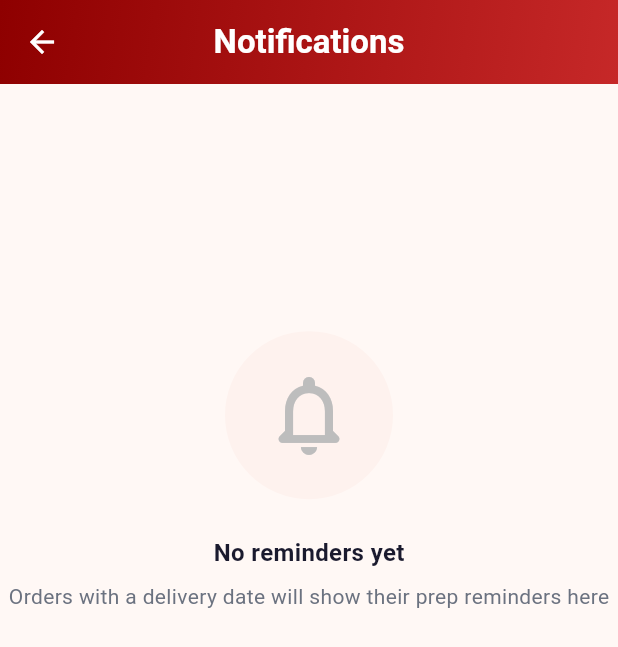
After one commit to zaheerabbasdev/Zubair-Tailor-, a Flutter app: the NotificationsScreen screen opened directly, on a phone screen of 412 x 824 dp. The commit adds this screen. Shown: the top 647 px of the screen. Run offline on Flutter 3.47's test engine with Material 3 defaults, Android fonts, the phone set to English and light mode, and no system bars; our stand-ins replace csv, flutter_local_notifications, flutter_secure_storage, google_sign_in, image_picker, pdf and 6 more; missing offline and left inert: extension_google_sign_in_as_googleapis_auth, googleapis; accounts and stored records are empty.

Commit message:
add notification tab

```diff
--- a/mobile_app/lib/l10n/app_en.arb
+++ b/mobile_app/lib/l10n/app_en.arb
@@ -245,5 +245,14 @@
   "invalidUnlockCode": "Invalid unlock code",
   "licenseActivatedSuccess": "App activated successfully!",
   "trialExpiredTitle": "Trial Expired",
-  "trialExpiredMessage": "Your free trial has ended. Enter your unlock code to keep using the app."
+  "trialExpiredMessage": "Your free trial has ended. Enter your unlock code to keep using the app.",
+
+  "notifications": "Notifications",
+  "noNotifications": "No reminders yet",
+  "notificationsWillShow": "Orders with a delivery date will show their prep reminders here",
+  "reminderSent": "Reminder sent",
+  "reminderScheduledFor": "Reminder scheduled for {date}, 9:00 AM",
+  "@reminderScheduledFor": {
+    "placeholders": { "date": { "type": "String" } }
+  }
 }
--- a/mobile_app/lib/l10n/app_localizations.dart
+++ b/mobile_app/lib/l10n/app_localizations.dart
@@ -1381,6 +1381,36 @@ abstract class AppLocalizations {
   /// In en, this message translates to:
   /// **'Your free trial has ended. Enter your unlock code to keep using the app.'**
   String get trialExpiredMessage;
+
+  /// No description provided for @notifications.
+  ///
+  /// In en, this message translates to:
+  /// **'Notifications'**
+  String get notifications;
+
+  /// No description provided for @noNotifications.
+  ///
+  /// In en, this message translates to:
+  /// **'No reminders yet'**
+  String get noNotifications;
+
+  /// No description provided for @notificationsWillShow.
+  ///
+  /// In en, this message translates to:
+  /// **'Orders with a delivery date will show their prep reminders here'**
+  String get notificationsWillShow;
+
+  /// No description provided for @reminderSent.
+  ///
+  /// In en, this message translates to:
+  /// **'Reminder sent'**
+  String get reminderSent;
+
+  /// No description provided for @reminderScheduledFor.
+  ///
+  /// In en, this message translates to:
+  /// **'Reminder scheduled for {date}, 9:00 AM'**
+  String reminderScheduledFor(String date);
 }
 
 class _AppLocalizationsDelegate
--- a/mobile_app/lib/l10n/app_localizations_en.dart
+++ b/mobile_app/lib/l10n/app_localizations_en.dart
@@ -668,4 +668,22 @@ class AppLocalizationsEn extends AppLocalizations {
   @override
   String get trialExpiredMessage =>
       'Your free trial has ended. Enter your unlock code to keep using the app.';
+
+  @override
+  String get notifications => 'Notifications';
+
+  @override
+  String get noNotifications => 'No reminders yet';
+
+  @override
+  String get notificationsWillShow =>
+      'Orders with a delivery date will show their prep reminders here';
+
+  @override
+  String get reminderSent => 'Reminder sent';
+
+  @override
+  String reminderScheduledFor(String date) {
+    return 'Reminder scheduled for $date, 9:00 AM';
+  }
 }
--- a/mobile_app/lib/l10n/app_localizations_ur.dart
+++ b/mobile_app/lib/l10n/app_localizations_ur.dart
@@ -670,4 +670,22 @@ class AppLocalizationsUr extends AppLocalizations {
   @override
   String get trialExpiredMessage =>
       'آپ کا مفت ٹرائل ختم ہو گیا ہے۔ ایپ استعمال جاری رکھنے کے لیے اپنا ان لاک کوڈ درج کریں۔';
+
+  @override
+  String get notifications => 'اطلاعات';
+
+  @override
+  String get noNotifications => 'ابھی تک کوئی یاد دہانی نہیں';
+
+  @override
+  String get notificationsWillShow =>
+      'ترسیل کی تاریخ والے آرڈرز کی تیاری کی یاد دہانی یہاں ظاہر ہوگی';
+
+  @override
+  String get reminderSent => 'یاد دہانی بھیج دی گئی';
+
+  @override
+  String reminderScheduledFor(String date) {
+    return 'یاد دہانی $date کو صبح 9:00 بجے مقرر ہے';
+  }
 }
--- a/mobile_app/lib/l10n/app_ur.arb
+++ b/mobile_app/lib/l10n/app_ur.arb
@@ -227,5 +227,11 @@
   "invalidUnlockCode": "غلط ان لاک کوڈ",
   "licenseActivatedSuccess": "ایپ کامیابی سے فعال ہو گئی!",
   "trialExpiredTitle": "ٹرائل ختم ہو گیا",
-  "trialExpiredMessage": "آپ کا مفت ٹرائل ختم ہو گیا ہے۔ ایپ استعمال جاری رکھنے کے لیے اپنا ان لاک کوڈ درج کریں۔"
+  "trialExpiredMessage": "آپ کا مفت ٹرائل ختم ہو گیا ہے۔ ایپ استعمال جاری رکھنے کے لیے اپنا ان لاک کوڈ درج کریں۔",
+
+  "notifications": "اطلاعات",
+  "noNotifications": "ابھی تک کوئی یاد دہانی نہیں",
+  "notificationsWillShow": "ترسیل کی تاریخ والے آرڈرز کی تیاری کی یاد دہانی یہاں ظاہر ہوگی",
+  "reminderSent": "یاد دہانی بھیج دی گئی",
+  "reminderScheduledFor": "یاد دہانی {date} کو صبح 9:00 بجے مقرر ہے"
 }
--- /dev/null
+++ b/mobile_app/lib/screens/notifications_screen.dart
@@ -0,0 +1,185 @@
+import 'package:flutter/material.dart';
+import 'package:provider/provider.dart';
+import '../l10n/app_localizations.dart';
+import '../models/order.dart';
+import '../providers/theme_provider.dart';
+import '../repositories/order_repository.dart';
+import 'order_form_screen.dart';
+import '../utils/app_colors.dart';
+
+class NotificationsScreen extends StatefulWidget {
+  const NotificationsScreen({super.key});
+
+  @override
+  State<NotificationsScreen> createState() => _NotificationsScreenState();
+}
+
+class _NotificationsScreenState extends State<NotificationsScreen> {
+  final OrderRepository _orderRepository = OrderRepository();
+  List<Order> _orders = [];
+  bool _isLoading = true;
+
+  @override
+  void initState() {
+    super.initState();
+    _fetchOrders();
+  }
+
+  DateTime _reminderTime(Order o) {
+    final d = o.deliveryDate!.subtract(const Duration(days: 1));
+    return DateTime(d.year, d.month, d.day, 9, 0);
+  }
+
+  Future<void> _fetchOrders() async {
+    try {
+      final data = await _orderRepository.getAll();
+      final relevant = data.where((o) => o.deliveryDate != null && o.status != 'Delivered').toList()
+        ..sort((a, b) => _reminderTime(a).compareTo(_reminderTime(b)));
+      if (mounted) {
+        setState(() {
+          _orders = relevant;
+          _isLoading = false;
+        });
+      }
+    } catch (e) {
+      if (mounted) {
+        setState(() {
+          _isLoading = false;
+        });
+      }
+    }
+  }
+
+  @override
+  Widget build(BuildContext context) {
+    AppColors.dark = context.watch<ThemeProvider>().isDark;
+    final l10n = AppLocalizations.of(context)!;
+    return Scaffold(
+      backgroundColor: AppColors.background,
+      appBar: AppBar(
+        flexibleSpace: Container(
+          decoration: const BoxDecoration(gradient: AppColors.primaryGradient),
+        ),
+        title: Text(l10n.notifications, style: const TextStyle(fontWeight: FontWeight.bold, color: Colors.white)),
+        iconTheme: const IconThemeData(color: Colors.white),
+      ),
+      body: _isLoading
+          ? const Center(child: CircularProgressIndicator())
+          : RefreshIndicator(
+              onRefresh: _fetchOrders,
+              child: _orders.isEmpty
+                  ? _buildEmptyState(l10n)
+                  : ListView.builder(
+                      padding: const EdgeInsets.all(16),
+                      itemCount: _orders.length,
+                      itemBuilder: (context, index) => _buildReminderCard(_orders[index], l10n),
+                    ),
+            ),
+    );
+  }
+
+  Widget _buildEmptyState(AppLocalizations l10n) {
+    return ListView(
+      physics: const AlwaysScrollableScrollPhysics(),
+      children: [
+        SizedBox(height: MediaQuery.of(context).size.height * 0.2),
+        Center(
+          child: Column(
+            children: [
+              Container(
+                padding: const EdgeInsets.all(24),
+                decoration: BoxDecoration(color: AppColors.surfaceVariant, shape: BoxShape.circle),
+                child: Icon(Icons.notifications_none_rounded, size: 64, color: AppColors.iconMuted),
+              ),
+              const SizedBox(height: 24),
+              Text(
+                l10n.noNotifications,
+                style: TextStyle(fontSize: 16, fontWeight: FontWeight.bold, color: AppColors.textDark),
+              ),
+              const SizedBox(height: 8),
+              Text(
+                l10n.notificationsWillShow,
+                style: TextStyle(fontSize: 14, color: AppColors.textMedium),
+              ),
+            ],
+          ),
+        ),
+      ],
+    );
+  }
+
+  Widget _buildReminderCard(Order o, AppLocalizations l10n) {
+    final reminderTime = _reminderTime(o);
+    final sent = reminderTime.isBefore(DateTime.now());
+    final accentColor = sent ? AppColors.textMedium : AppColors.accent;
+
+    return Container(
+      margin: const EdgeInsets.only(bottom: 16),
+      decoration: BoxDecoration(
+        color: AppColors.surfaceCard,
+        borderRadius: BorderRadius.circular(20),
+        boxShadow: AppColors.cardShadow,
+        border: Border.all(color: AppColors.divider, width: 1),
+      ),
+      child: ClipRRect(
+        borderRadius: BorderRadius.circular(20),
+        child: InkWell(
+          onTap: () => Navigator.push(
+            context,
+            MaterialPageRoute(builder: (_) => OrderFormScreen(order: o)),
+          ).then((_) => _fetchOrders()),
+          child: Container(
+            decoration: BoxDecoration(
+              border: Border(left: BorderSide(color: accentColor, width: 5)),
+            ),
+            padding: const EdgeInsets.all(16),
+            child: Row(
+              crossAxisAlignment: CrossAxisAlignment.start,
+              children: [
+                Container(
+                  padding: const EdgeInsets.all(10),
+                  decoration: BoxDecoration(
+                    color: accentColor.withOpacity(0.1),
+                    borderRadius: BorderRadius.circular(12),
+                  ),
+                  child: Icon(
+                    sent ? Icons.notifications_active_rounded : Icons.notifications_outlined,
+                    color: accentColor,
+                  ),
+                ),
+                const SizedBox(width: 16),
+                Expanded(
+                  child: Column(
+                    crossAxisAlignment: CrossAxisAlignment.start,
+                    children: [
+                      Text(
+                        o.customerName ?? l10n.unknown,
+                        overflow: TextOverflow.ellipsis,
+                        maxLines: 1,
+                        style: TextStyle(fontWeight: FontWeight.bold, fontSize: 16, color: AppColors.textDark),
+                      ),
+                      const SizedBox(height: 4),
+                      Text(
+                        o.clothingType,
+                        overflow: TextOverflow.ellipsis,
+                        maxLines: 1,
+                        style: const TextStyle(fontSize: 13, color: AppColors.primary, fontWeight: FontWeight.bold),
+                      ),
+                      const SizedBox(height: 6),
+                      Text(
+                        sent
+                            ? l10n.reminderSent
+                            : l10n.reminderScheduledFor(reminderTime.toString().split(' ')[0]),
+                        style: TextStyle(color: accentColor, fontSize: 12, fontWeight: FontWeight.bold),
+                      ),
+                    ],
+                  ),
+                ),
+              ],
+            ),
+          ),
+        ),
+      ),
+    );
+  }
+}
--- a/mobile_app/lib/services/notification_service.dart
+++ b/mobile_app/lib/services/notification_service.dart
@@ -26,14 +26,14 @@ class NotificationService {
       return;
     }
 
-    final d = order.deliveryDate!;
+    final d = order.deliveryDate!.subtract(const Duration(days: 1));
     final scheduled = DateTime(d.year, d.month, d.day, 9, 0);
     if (scheduled.isBefore(DateTime.now())) return;
 
     await _plugin.zonedSchedule(
       order.id!,
-      "Delivery Due Today",
-      "${order.customerName ?? 'Customer'} — ${order.clothingType} is due for delivery today.",
+      "Delivery Due Tomorrow",
+      "${order.customerName ?? 'Customer'} — ${order.clothingType} is due for delivery tomorrow.",
       tz.TZDateTime.from(scheduled, tz.local),
       const NotificationDetails(
         android: AndroidNotificationDetails(
--- a/mobile_app/lib/widgets/app_drawer.dart
+++ b/mobile_app/lib/widgets/app_drawer.dart
@@ -9,6 +9,7 @@ import '../providers/theme_provider.dart';
 import '../utils/app_colors.dart';
 import '../screens/customer_list_screen.dart';
 import '../screens/expense_list_screen.dart';
+import '../screens/notifications_screen.dart';
 import '../screens/order_list_screen.dart';
 import '../screens/reports_screen.dart';
 import '../screens/settings_screen.dart';
@@ -87,6 +88,14 @@ class AppDrawer extends StatelessWidget {
             onTap: () {
               Navigator.pop(context);
               Navigator.push(context, MaterialPageRoute(builder: (_) => const UpcomingDeliveriesScreen()));
+            },
+          ),
+          _buildDrawerItem(
+            icon: Icons.notifications_outlined,
+            title: l10n.notifications,
+            onTap: () {
+              Navigator.pop(context);
+              Navigator.push(context, MaterialPageRoute(builder: (_) => const NotificationsScreen()));
             },
           ),
           _buildDrawerItem(
```
